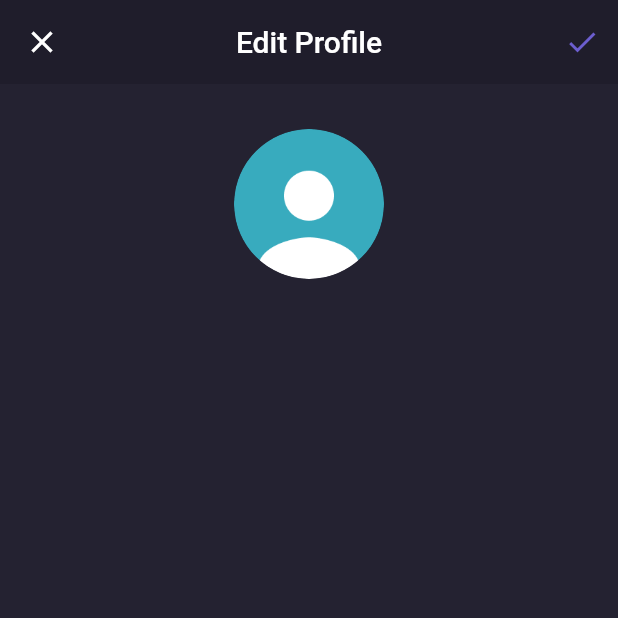
After one commit to ullum/shamos, a Flutter app: the EditProfilePage screen opened by its route, on a phone screen of 412 x 824 dp, the top half of it. The commit adds this screen. Run offline on Flutter 3.47's test engine with Material 2 defaults, Android fonts, the phone set to English and light mode, and no system bars; our stand-ins replace google_fonts.

Commit message:
28 edit profile page bagian header

```diff
--- a/lib/main.dart
+++ b/lib/main.dart
@@ -1,5 +1,6 @@
 import 'package:flutter/material.dart';
 import 'package:shamos/pages/detail_chat_page.dart';
+import 'package:shamos/pages/edit_profile_page.dart';
 import 'package:shamos/pages/home/main_page.dart';
 import 'package:shamos/pages/sign_in_page.dart';
 import 'package:shamos/pages/sign_up_page.dart';
@@ -20,6 +21,7 @@ class MyApp extends StatelessWidget {
         '/sign-up': (context) => const SignUpPage(),
         '/home': (context) => const MainPage(),
         '/detail-chat': (context) => const DetailChatPage(),
+        '/edit-profile': (context) => const EditProfilePage(),
       },
     );
   }
--- /dev/null
+++ b/lib/pages/edit_profile_page.dart
@@ -0,0 +1,64 @@
+import 'package:flutter/material.dart';
+import 'package:shamos/theme.dart';
+
+class EditProfilePage extends StatelessWidget {
+  const EditProfilePage({Key key}) : super(key: key);
+
+  @override
+  Widget build(BuildContext context) {
+    Widget header() {
+      return AppBar(
+        centerTitle: true,
+        title: const Text('Edit Profile'),
+        elevation: 0,
+        leading: IconButton(
+          onPressed: () {
+            Navigator.pop(context);
+          },
+          icon: const Icon(Icons.close),
+        ),
+        backgroundColor: backgroundColor1,
+        actions: [
+          IconButton(
+            onPressed: () {},
+            icon: Icon(
+              Icons.check,
+              color: primaryColor,
+            ),
+          ),
+        ],
+      );
+    }
+
+    Widget content() {
+      return Container(
+        width: double.infinity,
+        padding: EdgeInsets.symmetric(
+          horizontal: defaultMargin,
+        ),
+        child: Column(
+          crossAxisAlignment: CrossAxisAlignment.center,
+          children: [
+            Container(
+              width: 100,
+              height: 100,
+              margin: EdgeInsets.only(top: defaultMargin),
+              decoration: const BoxDecoration(
+                shape: BoxShape.circle,
+                image: DecorationImage(
+                  image: AssetImage('assets/image_profile.png'),
+                ),
+              ),
+            ),
+          ],
+        ),
+      );
+    }
+
+    return Scaffold(
+      backgroundColor: backgroundColor3,
+      appBar: header(),
+      body: content(),
+    );
+  }
+}
--- a/lib/pages/home/profile_page.dart
+++ b/lib/pages/home/profile_page.dart
@@ -43,9 +43,15 @@ class ProfilePage extends StatelessWidget {
                     ],
                   ),
                 ),
-                Image.asset(
-                  'assets/button_exit.png',
-                  width: 20,
+                GestureDetector(
+                  onTap: () {
+                    Navigator.pushNamedAndRemoveUntil(
+                        context, '/sign-in', (route) => false);
+                  },
+                  child: Image.asset(
+                    'assets/button_exit.png',
+                    width: 20,
+                  ),
                 ),
               ],
             ),
@@ -95,7 +101,12 @@ class ProfilePage extends StatelessWidget {
                   fontWeight: semiBold,
                 ),
               ),
-              menuItem('Edit Profile'),
+              GestureDetector(
+                onTap: () {
+                  Navigator.pushNamed(context, '/edit-profile');
+                },
+                child: menuItem('Edit Profile'),
+              ),
               menuItem('Your Orders'),
               menuItem('Help'),
               const SizedBox(height: 30),
```
